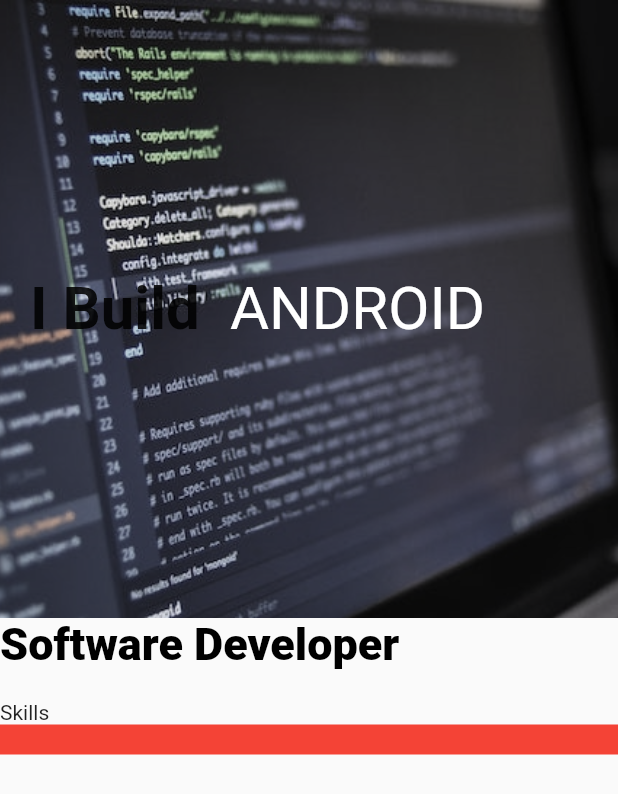
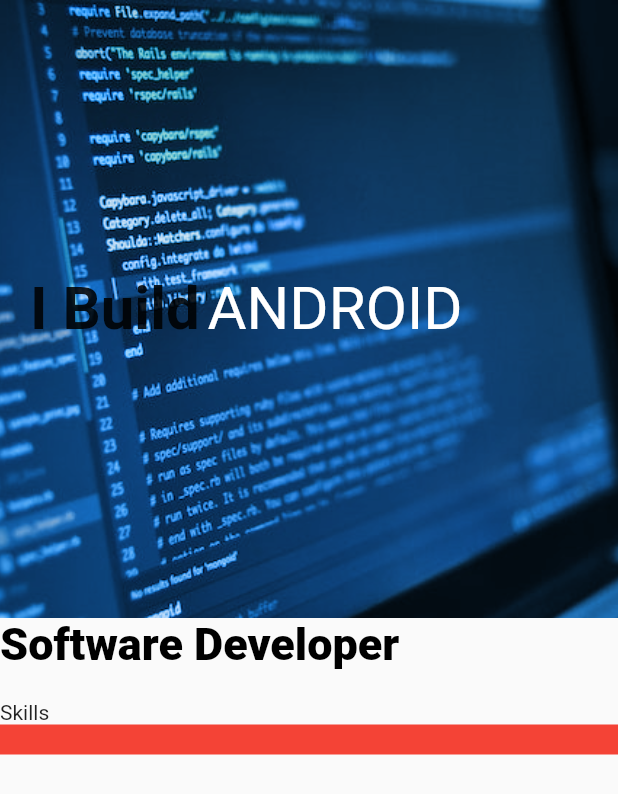
Before and after one commit to AnthonyAniobi/Portfolio, a Flutter app: the screen it shows after launch, on a phone screen of 412 x 824 dp. Shown: the top 794 px of the screen. Run offline on Flutter 3.47's test engine with Material 2 defaults, Android fonts, the light colour scheme and no system bars; drawn by our look-alikes of animated_text_kit; Roboto replaces fonts that are missing (Agne, Horizon).

Commit message:
added screen record preview

```diff
--- a/lib/widgets/header/header.dart
+++ b/lib/widgets/header/header.dart
@@ -62,7 +62,7 @@ class _HeaderDesign extends StatelessWidget {
             decoration: BoxDecoration(
               image: DecorationImage(
                 colorFilter: ColorFilter.mode(
-                    Colors.black.withOpacity(0.7), BlendMode.color),
+                    Colors.blue.withOpacity(0.7), BlendMode.color),
                 image: const AssetImage(_image),
                 fit: BoxFit.cover,
               ),
@@ -77,7 +77,7 @@ class _HeaderDesign extends StatelessWidget {
                       fontWeight: FontWeight.bold,
                       color: AppColors.white),
                 ),
-                const SizedBox(width: 20.0),
+                SizedBox(width: padding / 4),
                 DefaultTextStyle(
                   style: TextStyle(
                       fontSize: fontSize,
```
Also changed, not shown: 2 other files.
